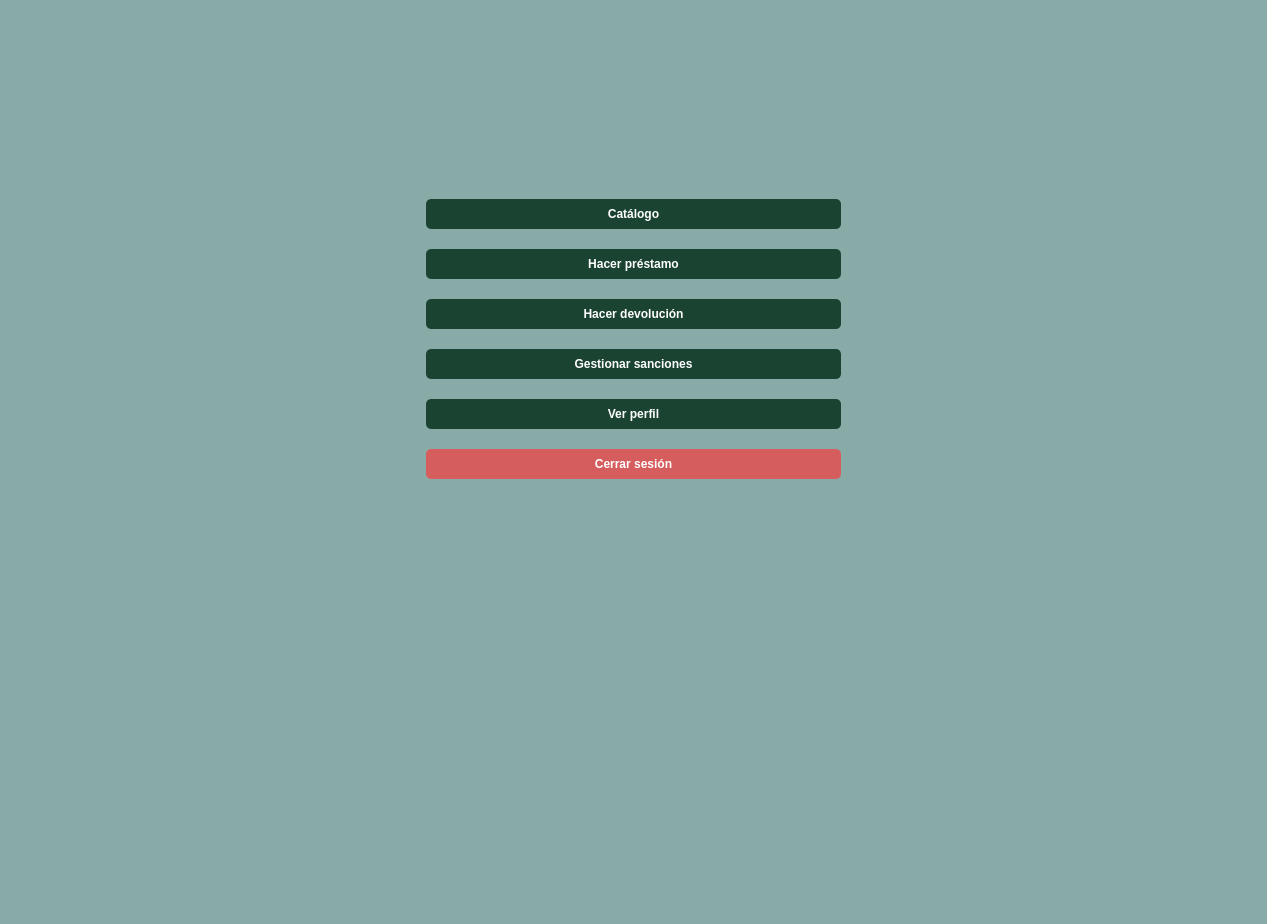
The window that src/vista/Ui/VistaBibliotecario.ui (ivantm1/proyecto-software) describes before a commit, drawn with Qt 5.
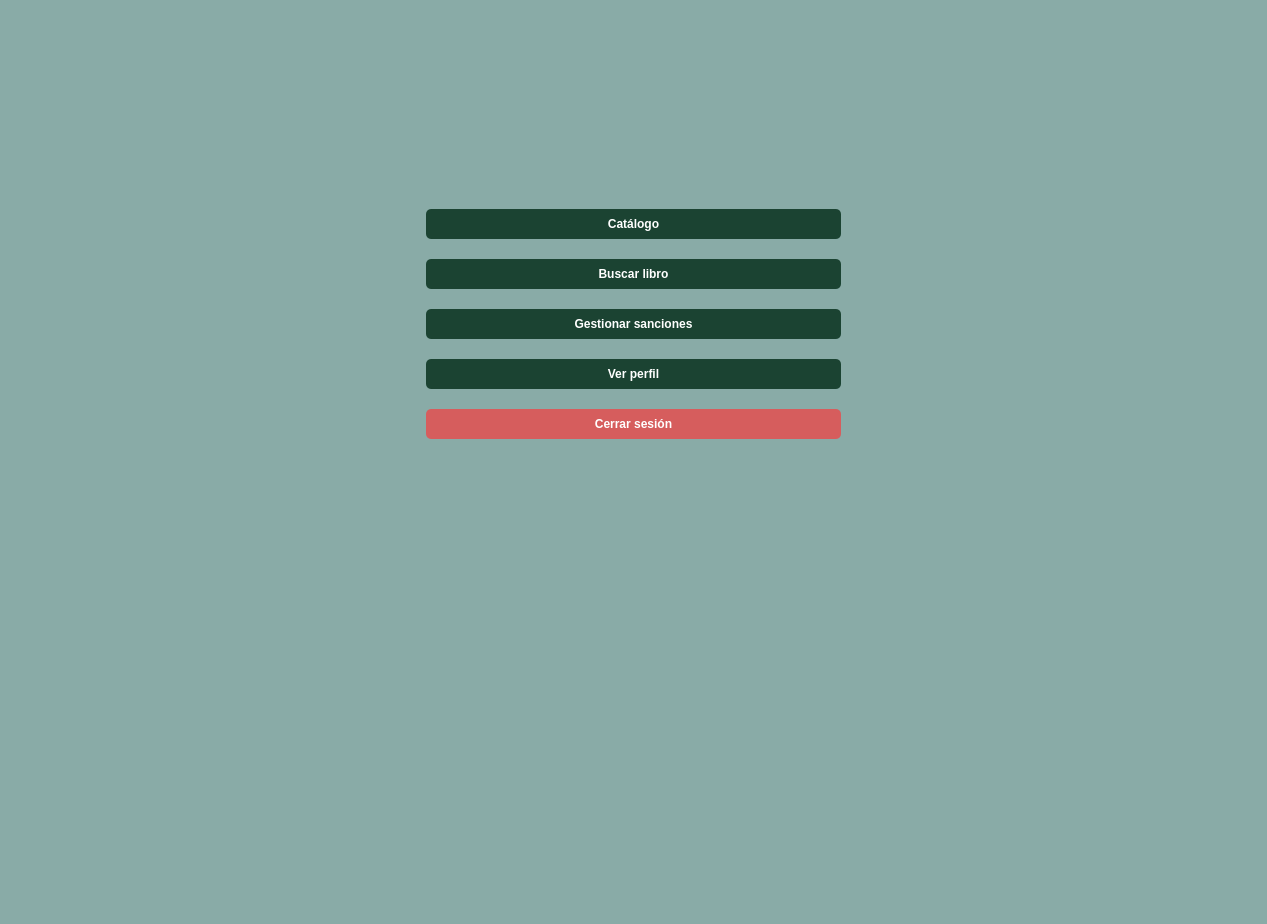
The same window after the commit. Icons and pictures are not drawn.

Commit message: "Cambio en vista bibliotecario y añado vista buscarLibro"

The edit to the form file:
```diff
--- a/src/vista/Ui/VistaBibliotecario.ui
+++ b/src/vista/Ui/VistaBibliotecario.ui
@@ -162,31 +162,7 @@
 }</string>
        </property>
        <property name="text">
-        <string>Hacer préstamo</string>
-       </property>
-      </widget>
-     </item>
-     <item>
-      <widget class="QPushButton" name="boton_devolucion">
-       <property name="styleSheet">
-        <string notr="true">QPushButton {
-    background-color: #1B4332; 
-    color: white;  
-    border-radius: 5px; 
-    padding: 8px;  
-    font-weight: bold;
-}
-
-QPushButton:hover {
-    background-color: #2D6A4F; 
-}
-
-QPushButton:pressed {
-    background-color: #081C15; 
-}</string>
-       </property>
-       <property name="text">
-        <string>Hacer devolución</string>
+        <string>Buscar libro</string>
        </property>
       </widget>
      </item>
```
Left out of the diff: 2 changed lines with no effect on the pictures. The commit also changes 1 other file.
